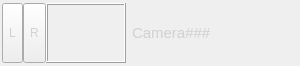
First picture: the form in src/mayaMVG/qt/ui/menuItem.ui, repository alicevision/MeshroomMaya, before the edit.
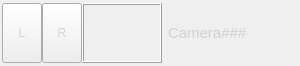
Second picture: the form after the edit.

```diff
--- a/src/mayaMVG/qt/ui/menuItem.ui
+++ b/src/mayaMVG/qt/ui/menuItem.ui
@@ -38,7 +38,7 @@
       <widget class="QToolButton" name="leftButton">
        <property name="minimumSize">
         <size>
-         <width>20</width>
+         <width>40</width>
          <height>60</height>
         </size>
        </property>
@@ -51,7 +51,7 @@
       <widget class="QToolButton" name="rightButton">
        <property name="minimumSize">
         <size>
-         <width>20</width>
+         <width>40</width>
          <height>60</height>
         </size>
        </property>
```
